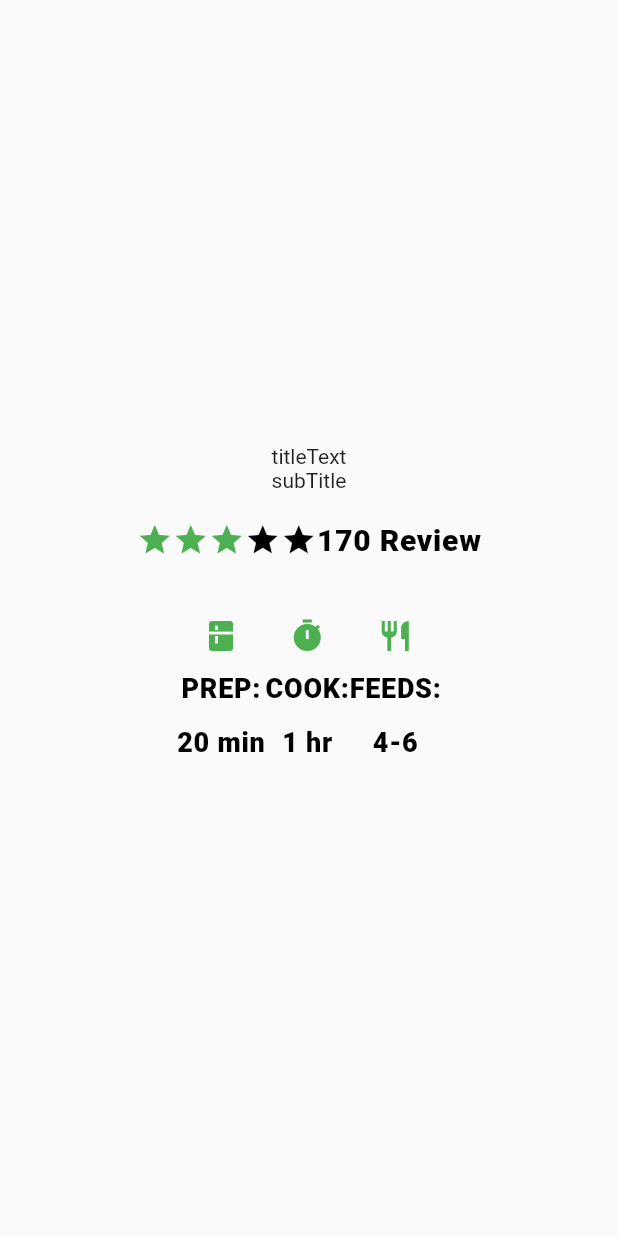
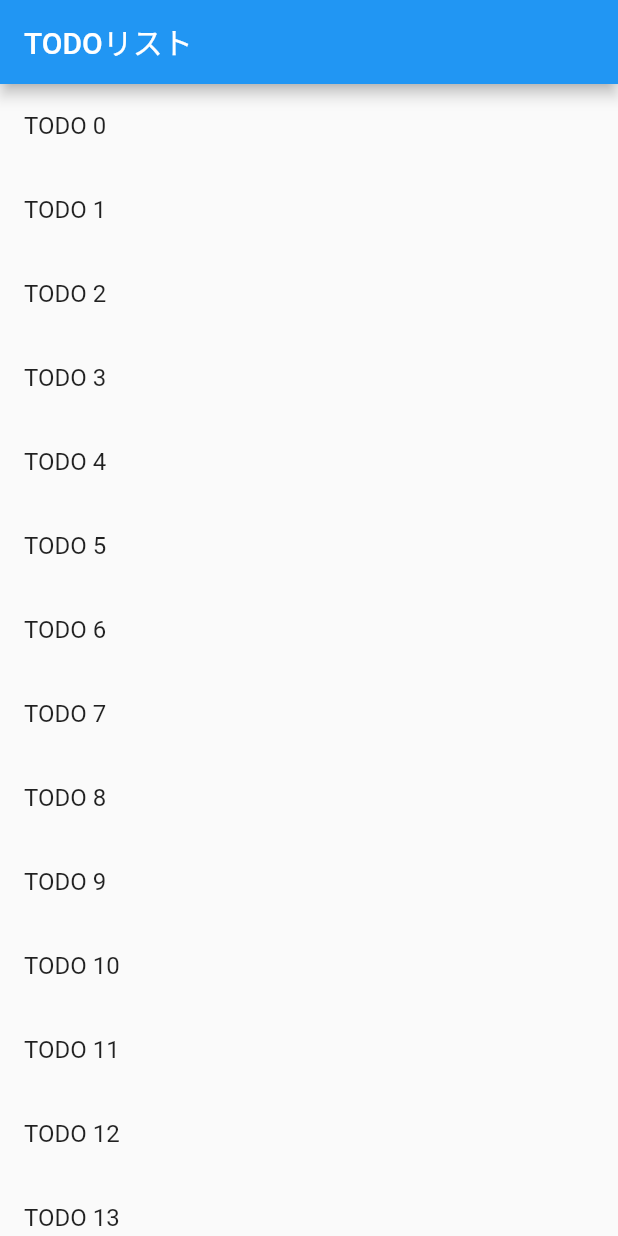
Before and after one commit to okada-keisuke773/Flutter_study, a Flutter app: the screen it shows after launch, on a phone screen of 412 x 824 dp. Run offline on Flutter 3.47's test engine with Material 2 defaults, Android fonts, the phone set to English and light mode, and no system bars.

Commit message:
TodoList

```diff
--- a/lib/main.dart
+++ b/lib/main.dart
@@ -1,126 +1,69 @@
 import 'package:flutter/material.dart';
 
-void main() {
-  runApp(MyApp());
+class Todo {
+  final String title;
+  final String description;
+
+  Todo({@required this.title, @required this.description})
+      : assert(title != null),
+        assert(description != null);
 }
 
-class MyApp extends StatelessWidget {
+void main() => runApp(MaterialApp(
+      title: 'Navigation',
+      home: TodoScreen(
+        todos: List<Todo>.generate(
+            15,
+            (i) => Todo(
+                  title: 'TODO $i',
+                  description: 'TODO $i の詳細',
+                )),
+      ),
+    ));
+
+class TodoScreen extends StatelessWidget {
+  final List<Todo> _todos;
+  TodoScreen({Key key, @required List<Todo> todos})
+      : assert(todos != null),
+        this._todos = todos,
+        super(key: key);
+
   @override
-  Widget build(BuildContext context) => MaterialApp(
-        title: 'Pavlova Demo',
-        theme: ThemeData(primarySwatch: Colors.blue),
-        home: Pavlova(),
+  Widget build(BuildContext context) => Scaffold(
+        appBar: AppBar(
+          title: Text('TODOリスト'),
+        ),
+        body: ListView.builder(
+          itemCount: _todos.length,
+          itemBuilder: (context, index) => ListTile(
+              title: Text(_todos[index].title),
+              onTap: () {
+                Navigator.push(
+                  context,
+                  MaterialPageRoute(
+                      builder: (context) => DetailScreen(todo: _todos[index])),
+                );
+              }),
+        ),
       );
 }
 
-class Pavlova extends StatelessWidget {
+class DetailScreen extends StatelessWidget {
+  final Todo _todo;
+
+  DetailScreen({Key key, @required Todo todo})
+      : assert(todo != null),
+        this._todo = todo,
+        super(key: key);
+
   @override
-  Widget build(BuildContext context) {
-    final stars = Row(
-      mainAxisSize: MainAxisSize.min,
-      children: [
-        Icon(Icons.star, color: Colors.green[500]),
-        Icon(Icons.star, color: Colors.green[500]),
-        Icon(Icons.star, color: Colors.green[500]),
-        Icon(Icons.star, color: Colors.black),
-        Icon(Icons.star, color: Colors.black),
-      ],
-    );
-
-    final ratings = Container(
-      padding: EdgeInsets.all(20),
-      child: Row(
-        mainAxisAlignment: MainAxisAlignment.spaceEvenly,
-        children: [
-          stars,
-          Text(
-            '170 Review',
-            style: TextStyle(
-              color: Colors.black,
-              fontWeight: FontWeight.w800,
-              fontFamily: 'Roboto',
-              letterSpacing: 0.5,
-              fontSize: 20,
-            ),
-          )
-        ],
-      ),
-    );
-
-    final descTextStyle = TextStyle(
-      color: Colors.black,
-      fontWeight: FontWeight.w800,
-      fontFamily: 'Roboto',
-      letterSpacing: 0.5,
-      fontSize: 18,
-      height: 2,
-    );
-
-    final iconList = DefaultTextStyle.merge(
-      style: descTextStyle,
-      child: Container(
-        padding: EdgeInsets.all(20),
-        child: Row(
-          mainAxisAlignment: MainAxisAlignment.spaceEvenly,
-          children: [
-            Column(
-              children: [
-                Icon(
-                  Icons.kitchen,
-                  color: Colors.green[500],
-                ),
-                Text('PREP:'),
-                Text('20 min'),
-              ],
-            ),
-            Column(
-              children: [
-                Icon(
-                  Icons.timer,
-                  color: Colors.green[500],
-                ),
-                Text('COOK:'),
-                Text('1 hr'),
-              ],
-            ),
-            Column(
-              children: [
-                Icon(
-                  Icons.restaurant,
-                  color: Colors.green[500],
-                ),
-                Text('FEEDS:'),
-                Text('4-6'),
-              ],
-            ),
-          ],
+  Widget build(BuildContext context) => Scaffold(
+        appBar: AppBar(
+          title: Text(_todo.title),
         ),
-      ),
-    );
-
-    final leftColumn = Container(
-      child: Column(
-        mainAxisAlignment: MainAxisAlignment.center,
-        children: [
-          Text('titleText'),
-          Text('subTitle'),
-          ratings,
-          iconList,
-        ],
-      ),
-    );
-
-    final sample = Row(
-      mainAxisSize: MainAxisSize.min,
-      children: [
-        Container(
-          child: leftColumn,
+        body: Padding(
+          padding: EdgeInsets.all(16.0),
+          child: Text(_todo.description),
         ),
-      ],
-    );
-
-    return Scaffold(
-      body: Center(child: sample),
-    );
-  }
+      );
 }
```
